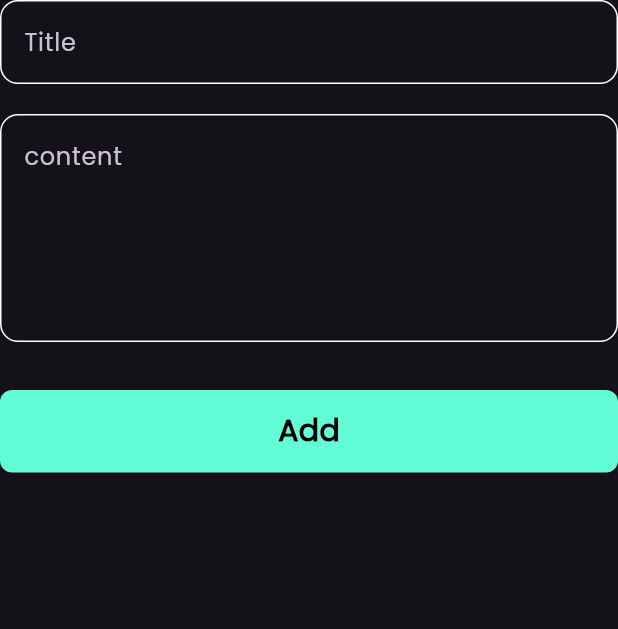
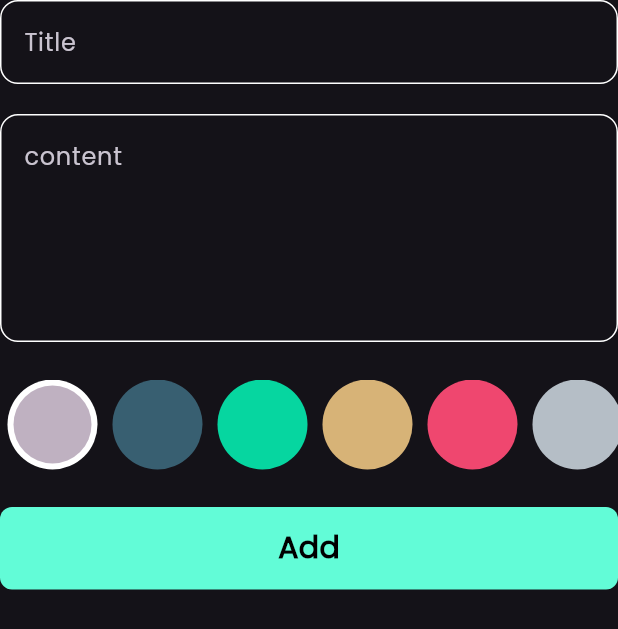
Before and after one commit to Mariamibrahim88/Notes_App, a Flutter app: the AddNotesFormState widget shown alone on an empty page, opened directly, on a phone screen of 412 x 824 dp. Shown: the top 629 px of the screen. Run offline on Flutter 3.47's test engine with Material 3 defaults, Android fonts, the phone set to English and light mode, and no system bars; our stand-ins replace bloc, flutter_bloc, hive, hive_flutter; accounts and stored records are empty.

Commit message:
create colors list

```diff
--- a/lib/widgets/Add_note_form.dart
+++ b/lib/widgets/Add_note_form.dart
@@ -2,6 +2,7 @@ import 'package:flutter/material.dart';
 import 'package:flutter_bloc/flutter_bloc.dart';
 import 'package:notes_app/cubit/add_notes_cubit/notes_cubit.dart';
 import 'package:notes_app/models/note_model.dart';
+import 'package:notes_app/widgets/colors_list.dart';
 
 import 'custom_buttom.dart';
 import 'custom_text_field.dart';
@@ -44,7 +45,11 @@ class _AddNotesFormStateState extends State<AddNotesFormState> {
             maxLines: 5,
           ),
           const SizedBox(
-            height: 32,
+            height: 25,
+          ),
+          const ColorsListView(),
+          const SizedBox(
+            height: 25,
           ),
           BlocBuilder<AddNotesCubit, AddNoteState>(
             builder: (context, state) {
--- /dev/null
+++ b/lib/widgets/colors_list.dart
@@ -0,0 +1,73 @@
+import 'package:flutter/material.dart';
+
+class ColorItem extends StatelessWidget {
+  const ColorItem({super.key, required this.isSelected, required this.colorr});
+
+  final bool isSelected;
+  final Color colorr;
+
+  @override
+  Widget build(BuildContext context) {
+    return isSelected
+        ? CircleAvatar(
+            radius: 30,
+            backgroundColor: Colors.white,
+            child: CircleAvatar(
+              radius: 26,
+              backgroundColor: colorr,
+            ),
+          )
+        : CircleAvatar(
+            radius: 30,
+            backgroundColor: colorr,
+          );
+  }
+}
+
+// because i will use variable i will use stateful widget
+
+class ColorsListView extends StatefulWidget {
+  const ColorsListView({
+    super.key,
+  });
+
+  @override
+  State<ColorsListView> createState() => _ColorsListViewState();
+}
+
+class _ColorsListViewState extends State<ColorsListView> {
+  int selectedIndex = 0;
+
+  List<Color> colors = const [
+    Color(0xffBFB1C1),
+    Color(0xff385F71),
+    Color(0xff06D6A0),
+    Color(0xffD7B377),
+    Color(0xffEF476F),
+    Color(0xffB5BEC6),
+  ];
+
+  @override
+  Widget build(BuildContext context) {
+    return SizedBox(
+      height: 30 * 2,
+      child: ListView.builder(
+          scrollDirection: Axis.horizontal,
+          itemCount: colors.length,
+          itemBuilder: (context, index) {
+            return Padding(
+              padding: const EdgeInsets.symmetric(horizontal: 5),
+              child: GestureDetector(
+                  onTap: () {
+                    selectedIndex = index;
+                    setState(() {});
+                  },
+                  child: ColorItem(
+                    isSelected: selectedIndex == index,
+                    colorr: colors[index],
+                  )),
+            );
+          }),
+    );
+  }
+}
```
